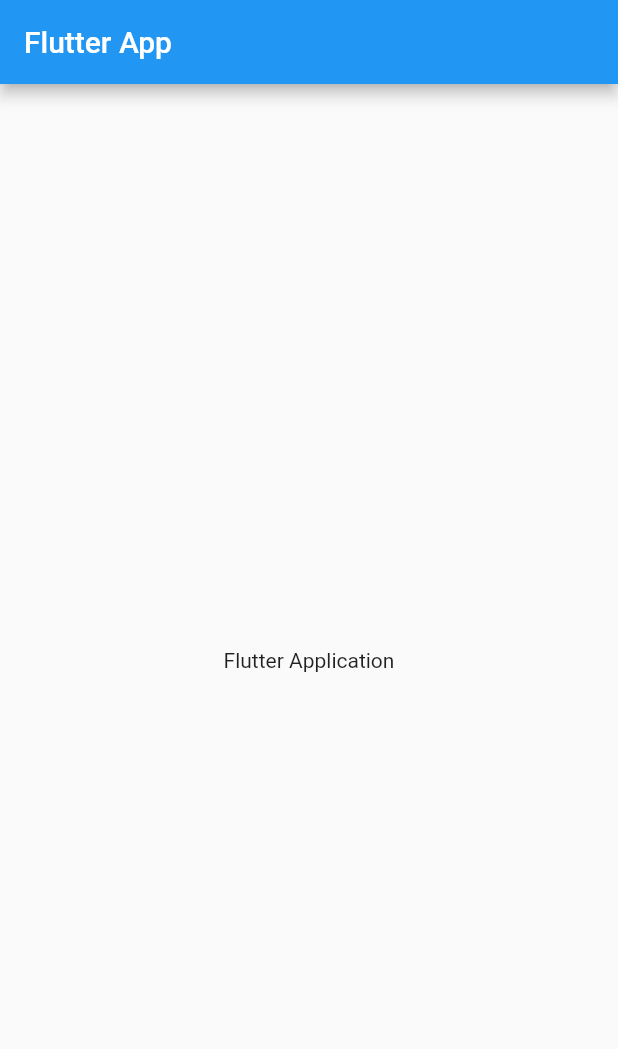
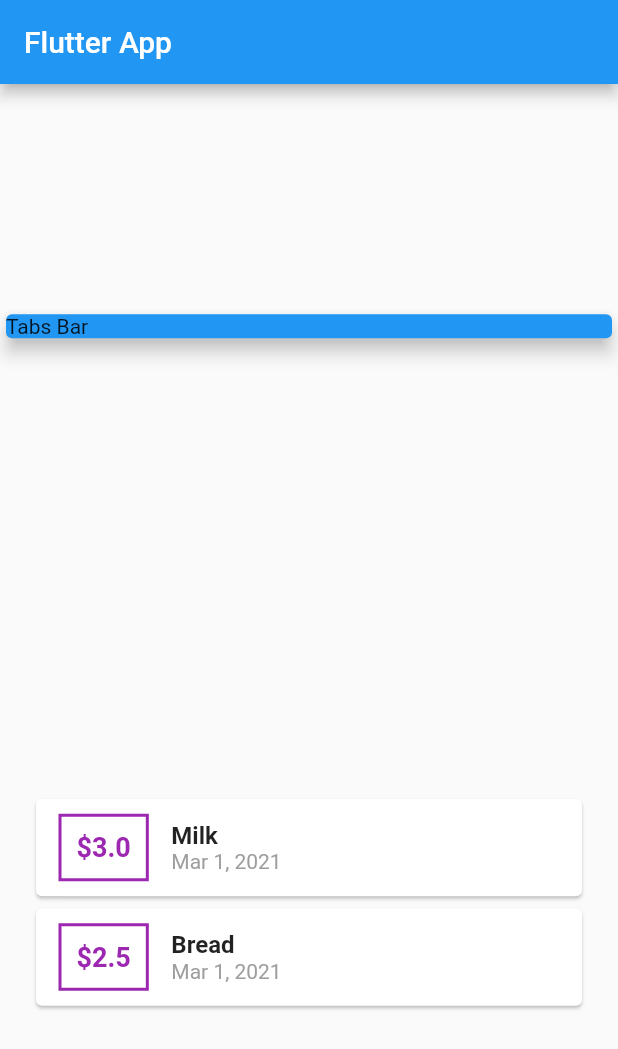
Before and after one commit to eliasvolkov/Flutter-course, a Flutter app: the screen it shows after launch, on a phone screen of 412 x 824 dp. Shown: the top 1049 px of the screen. Run offline on Flutter 3.47's test engine with Material 2 defaults, Android fonts, the phone set to English and light mode, and no system bars.

Commit message:
[IV] - added base layout

```diff
--- a/lib/app.dart
+++ b/lib/app.dart
@@ -1,4 +1,6 @@
 import 'package:flutter/material.dart';
+import 'package:quize_app/models/transaction.dart';
+import 'package:intl/intl.dart';
 
 class App extends StatefulWidget {
   @override
@@ -6,6 +8,11 @@ class App extends StatefulWidget {
 }
 
 class _AppState extends State<App> {
+  List<Transaction> transactions = [
+    Transaction(id: 1, title: "Milk", amount: 3, date: DateTime.now()),
+    Transaction(id: 2, title: "Bread", amount: 2.5, date: DateTime.now()),
+  ];
+
   @override
   Widget build(BuildContext context) {
     return MaterialApp(
@@ -14,8 +21,68 @@ class _AppState extends State<App> {
           appBar: AppBar(
             title: Text("Flutter App"),
           ),
-          body: Center(
-            child: Text("Flutter Application"),
+          body: Column(
+            mainAxisAlignment: MainAxisAlignment.spaceAround,
+            children: [
+              Container(
+                width: double.infinity,
+                child: Card(
+                  color: Colors.blue,
+                  child: Text('Tabs Bar'),
+                  elevation: 5,
+                ),
+              ),
+              Container(
+                width: double.infinity,
+                child: Padding(
+                  padding: EdgeInsets.symmetric(horizontal: 20.0),
+                  child: Column(
+                    crossAxisAlignment: CrossAxisAlignment.center,
+                    children: <Widget>[
+                      ...transactions.map((transaction) {
+                        return Card(
+                          child: Row(
+                            children: [
+                              Container(
+                                  margin: EdgeInsets.symmetric(
+                                      vertical: 10.0, horizontal: 15.0),
+                                  decoration: BoxDecoration(
+                                      border: Border.all(
+                                          color: Colors.purple, width: 2.0)),
+                                  padding: EdgeInsets.all(10.0),
+                                  child: Text(
+                                    '\$${transaction.amount}',
+                                    style: TextStyle(
+                                        fontWeight: FontWeight.bold,
+                                        fontSize: 18,
+                                        color: Colors.purple),
+                                  )),
+                              Column(
+                                crossAxisAlignment: CrossAxisAlignment.start,
+                                children: [
+                                  Text(
+                                    transaction.title,
+                                    style: TextStyle(
+                                        fontSize: 16,
+                                        fontWeight: FontWeight.bold),
+                                  ),
+                                  Text(
+                                    DateFormat.yMMMd().format(transaction.date),
+                                    style: TextStyle(
+                                      color: Colors.grey,
+                                    ),
+                                  ),
+                                ],
+                              )
+                            ],
+                          ),
+                        );
+                      }).toList()
+                    ],
+                  ),
+                ),
+              )
+            ],
           )),
     );
   }
--- /dev/null
+++ b/lib/models/transaction.dart
@@ -0,0 +1,14 @@
+import 'package:flutter/cupertino.dart';
+
+class Transaction {
+  final int id;
+  final double amount;
+  final String title;
+  final DateTime date;
+
+  Transaction(
+      {@required this.id,
+      @required this.title,
+      @required this.amount,
+      @required this.date});
+}
--- a/pubspec.yaml
+++ b/pubspec.yaml
@@ -23,6 +23,7 @@ environment:
 dependencies:
   flutter:
     sdk: flutter
+  intl: ^0.16.1
 
 
   # The following adds the Cupertino Icons font to your application.
```
Also changed, not shown: pubspec.lock.
